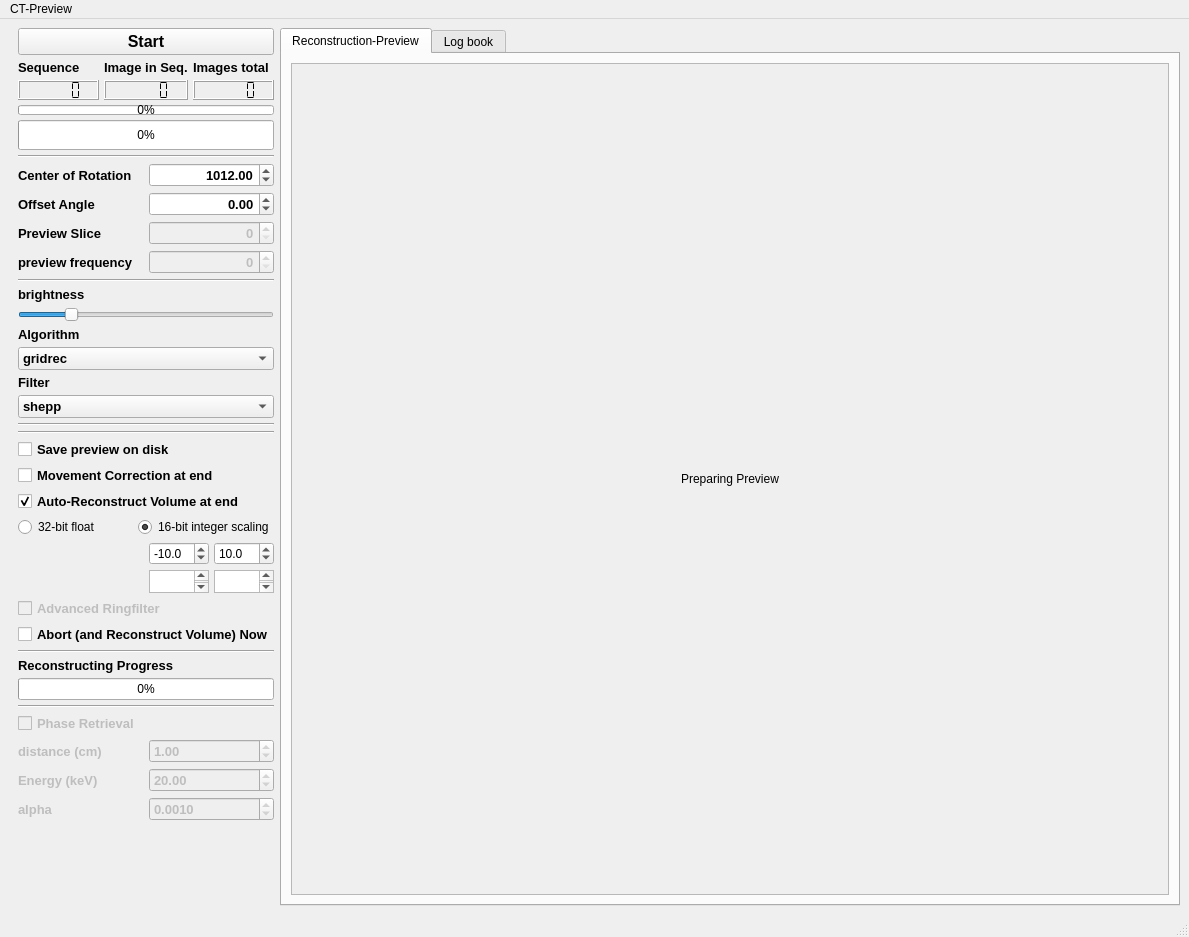
HMarkoetter/BAMline_CT_preview_RECO, file CT-preview.ui: the form before one commit.
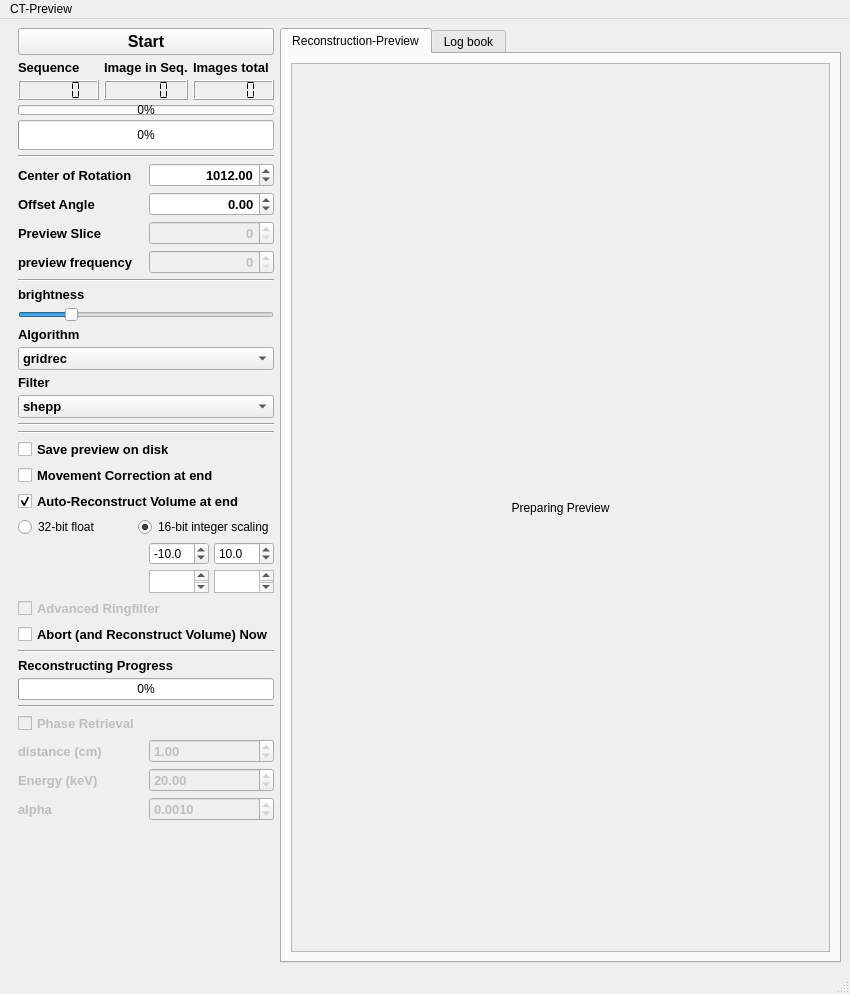
The form after the commit.

Patch:
```diff
--- a/CT-preview.ui
+++ b/CT-preview.ui
@@ -6,8 +6,8 @@
    <rect>
     <x>0</x>
     <y>0</y>
-    <width>1189</width>
-    <height>937</height>
+    <width>850</width>
+    <height>994</height>
    </rect>
   </property>
   <property name="windowTitle">
@@ -44,8 +44,8 @@
             <rect>
              <x>0</x>
              <y>0</y>
-             <width>849</width>
-             <height>825</height>
+             <width>455</width>
+             <height>868</height>
             </rect>
            </property>
            <layout class="QGridLayout" name="gridLayout_5">
@@ -1226,8 +1226,8 @@
     <rect>
      <x>0</x>
      <y>0</y>
-     <width>1189</width>
-     <height>21</height>
+     <width>850</width>
+     <height>26</height>
     </rect>
    </property>
    <widget class="QMenu" name="menuCT_Preview">
```
Left out of the diff: 2 changed lines with no effect on the pictures.
